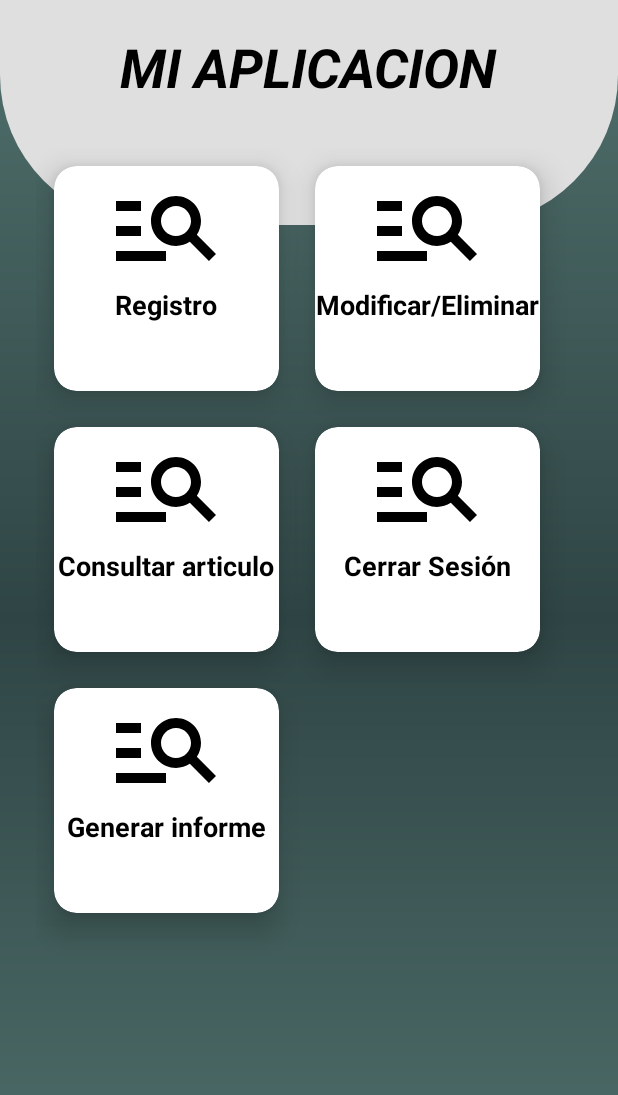
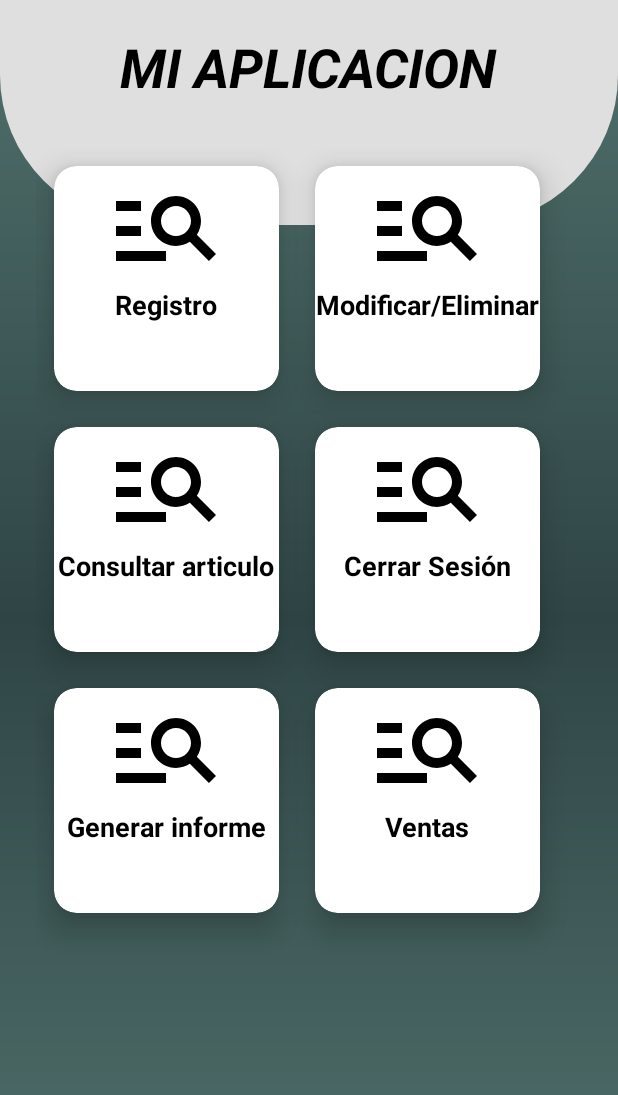
Before and after one commit to cathysulbaran/Proyecto_front_csb, an Android app: the MainActivity screen opened directly, with no data from a screen before it, on a phone screen of 412 x 824 dp. Shown: the top 1095 px of the screen. Run offline under Robolectric (Android 15) with nearby library versions, the phone set to English and light mode, and no system bars; our stand-ins replace Firebase (no records; nobody signed in at launch, a user with empty details on screens opened directly); 1 statement that could not run was skipped.

Commit message:
pantalla de ventas, pero no esta acabada, falta lo del carrito y tal

```diff
--- a/app/src/main/AndroidManifest.xml
+++ b/app/src/main/AndroidManifest.xml
@@ -22,6 +22,9 @@
         android:supportsRtl="true"
         android:theme="@style/Theme.Proyecto_front_csb"
         tools:targetApi="31">
+        <activity
+            android:name=".Ventas"
+            android:exported="false" />
         <activity
             android:name=".ResetPassword"
             android:exported="false" />
@@ -51,7 +54,7 @@
             android:exported="false" />
         <activity
             android:name=".Registro"
-            android:exported="false"></activity>
+            android:exported="false" />
         <activity
             android:name=".CaptureActivityPortraint"
             android:screenOrientation="fullSensor"
--- a/app/src/main/java/com/example/proyecto_front_csb/MainActivity.java
+++ b/app/src/main/java/com/example/proyecto_front_csb/MainActivity.java
@@ -3,6 +3,7 @@ package com.example.proyecto_front_csb;
 import androidx.annotation.NonNull;
 import androidx.appcompat.app.AppCompatActivity;
 
+import android.annotation.SuppressLint;
 import android.app.Activity;
 import android.content.Intent;
 import android.os.Bundle;
@@ -29,6 +30,7 @@ public class MainActivity extends AppCompatActivity {
     private static final int REQUEST_CODE_CREATE_FILE = 123;
 
 
+    @SuppressLint("MissingInflatedId")
     @Override
     protected void onCreate(Bundle savedInstanceState) {
         super.onCreate(savedInstanceState);
@@ -39,6 +41,8 @@ public class MainActivity extends AppCompatActivity {
         btIniciarConsulta = findViewById(R.id.btConsulta);
         btCerrar = findViewById(R.id.btCerrar);
         btnGenerarInforme = findViewById(R.id.btGenerarInforme);
+        btIniciarVentas = findViewById(R.id.btVentas);
+
 
         Intent intent = getIntent();
         String email = intent.getStringExtra("email");
@@ -89,6 +93,13 @@ public class MainActivity extends AppCompatActivity {
             }
         });
 
+        btIniciarVentas.setOnClickListener(new View.OnClickListener() {
+            @Override
+            public void onClick(View v) {
+                Iniciar_Ventas();
+            }
+        });
+
     }
 
 
@@ -120,4 +131,9 @@ public class MainActivity extends AppCompatActivity {
         InformeProductos informeProductos = new InformeProductos(MainActivity.this);
         informeProductos.generarInformeProductos();
     }
+
+    private void Iniciar_Ventas() {
+        Intent intent = new Intent(this, Ventas.class);
+        startActivity(intent);
+    }
 }
--- a/app/src/main/java/com/example/proyecto_front_csb/RegistrarProducto.java
+++ b/app/src/main/java/com/example/proyecto_front_csb/RegistrarProducto.java
@@ -77,7 +77,6 @@ public class RegistrarProducto extends AppCompatActivity {
             }
         });
     }
-
 
     private void guardarProducto() {
         String ean = edt_ean.getText().toString();
--- a/app/src/main/res/layout/activity_main_grid.xml
+++ b/app/src/main/res/layout/activity_main_grid.xml
@@ -199,6 +199,39 @@
             </LinearLayout>
         </androidx.cardview.widget.CardView>
 
+        <androidx.cardview.widget.CardView
+            android:layout_width="150dp"
+            android:layout_height="150dp"
+            app:cardCornerRadius="15dp"
+            android:layout_margin="12dp"
+            app:cardElevation="12dp">
+
+            <LinearLayout
+                android:layout_width="match_parent"
+                android:layout_height="match_parent"
+                android:orientation="vertical"
+                >
+                <ImageView
+                    android:id="@+id/btVentas"
+                    android:layout_width="80dp"
+                    android:layout_height="80dp"
+                    android:src="@drawable/ic_search"
+                    android:layout_gravity="center_horizontal"
+                    />
+
+                <TextView
+                    android:layout_width="wrap_content"
+                    android:layout_height="wrap_content"
+                    android:layout_gravity="center_horizontal"
+                    android:text="Ventas"
+                    android:textColor="@color/black"
+                    android:textSize="18sp"
+                    android:textStyle="bold">
+
+                </TextView>
+            </LinearLayout>
+        </androidx.cardview.widget.CardView>
+
     </GridLayout>
 
 </RelativeLayout>
```
Also changed, not shown: app/src/main/java/com/example/proyecto_front_csb/ProductosAdapter.java (+7 -6 lines), app/src/main/java/com/example/proyecto_front_csb/Ventas.java (added, +103 -0 lines), app/src/main/res/layout/activity_ventas.xml (added, +90 -0 lines), app/src/main/res/layout/item_productos.xml (+23 -37 lines).
